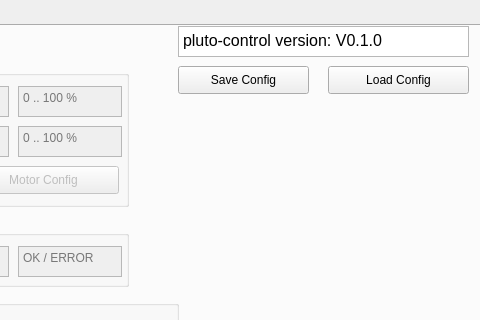
Qt form ui/pluto_control.ui (jruelli/pluto_control) before a commit; both pictures show x 734 to 1214 and y 0 to 320 of the 1214 by 738 pixel window.
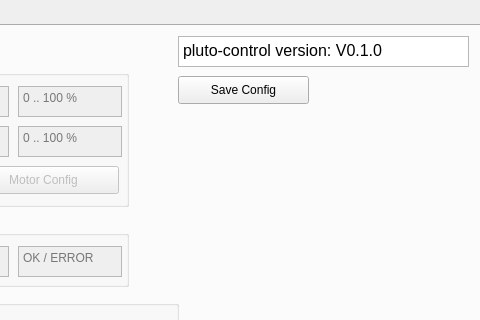
The same form after that commit.

Commit message: add save_config action

Patch:
```diff
--- a/ui/pluto_control.ui
+++ b/ui/pluto_control.ui
@@ -1131,7 +1131,7 @@
       <property name="geometry">
        <rect>
         <x>900</x>
-        <y>0</y>
+        <y>10</y>
         <width>291</width>
         <height>31</height>
        </rect>
@@ -1147,33 +1147,14 @@
        <string/>
       </property>
      </widget>
-     <widget class="QPushButton" name="pB_Connect_2">
-      <property name="enabled">
-       <bool>true</bool>
-      </property>
-      <property name="geometry">
-       <rect>
-        <x>1050</x>
-        <y>40</y>
-        <width>141</width>
-        <height>28</height>
-       </rect>
-      </property>
-      <property name="text">
-       <string>Load Config</string>
-      </property>
-      <property name="checkable">
-       <bool>true</bool>
-      </property>
-     </widget>
-     <widget class="QPushButton" name="pB_Connect_3">
+     <widget class="QPushButton" name="pB_SaveConfig">
       <property name="enabled">
        <bool>true</bool>
       </property>
       <property name="geometry">
        <rect>
         <x>900</x>
-        <y>40</y>
+        <y>50</y>
         <width>131</width>
         <height>28</height>
        </rect>
```
The commit also changes 3 other files.
